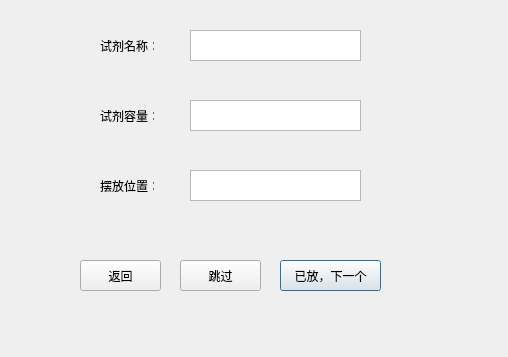
Qt form Qt_Dev/v1.1/testSQL/popuppage.ui (xuezeao/git_program) before a commit.
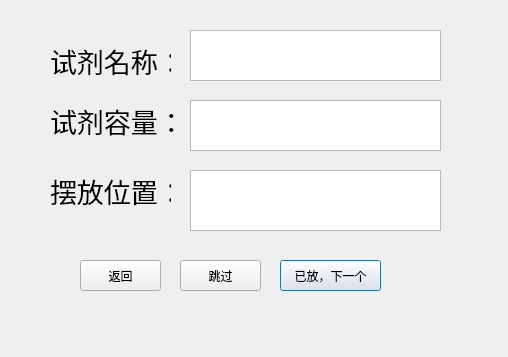
The same form after that commit.

What changed in the file:
```diff
--- a/Qt_Dev/v1.1/testSQL/popuppage.ui
+++ b/Qt_Dev/v1.1/testSQL/popuppage.ui
@@ -55,12 +55,18 @@
   <widget class="QLabel" name="label">
    <property name="geometry">
     <rect>
-     <x>100</x>
+     <x>50</x>
      <y>40</y>
-     <width>54</width>
-     <height>12</height>
+     <width>121</width>
+     <height>41</height>
     </rect>
    </property>
+   <property name="font">
+    <font>
+     <family>Agency FB</family>
+     <pointsize>20</pointsize>
+    </font>
+   </property>
    <property name="text">
     <string>试剂名称：</string>
    </property>
@@ -68,12 +74,18 @@
   <widget class="QLabel" name="label_2">
    <property name="geometry">
     <rect>
-     <x>100</x>
-     <y>110</y>
-     <width>54</width>
-     <height>12</height>
+     <x>50</x>
+     <y>100</y>
+     <width>131</width>
+     <height>41</height>
     </rect>
    </property>
+   <property name="font">
+    <font>
+     <family>Agency FB</family>
+     <pointsize>20</pointsize>
+    </font>
+   </property>
    <property name="text">
     <string>试剂容量：</string>
    </property>
@@ -81,12 +93,18 @@
   <widget class="QLabel" name="label_3">
    <property name="geometry">
     <rect>
-     <x>100</x>
-     <y>180</y>
-     <width>54</width>
-     <height>12</height>
+     <x>50</x>
+     <y>170</y>
+     <width>121</width>
+     <height>41</height>
     </rect>
    </property>
+   <property name="font">
+    <font>
+     <family>Agency FB</family>
+     <pointsize>20</pointsize>
+    </font>
+   </property>
    <property name="text">
     <string>摆放位置：</string>
    </property>
@@ -96,8 +114,8 @@
     <rect>
      <x>190</x>
      <y>30</y>
-     <width>171</width>
-     <height>31</height>
+     <width>251</width>
+     <height>51</height>
     </rect>
    </property>
   </widget>
@@ -106,8 +124,8 @@
     <rect>
      <x>190</x>
      <y>100</y>
-     <width>171</width>
-     <height>31</height>
+     <width>251</width>
+     <height>51</height>
     </rect>
    </property>
   </widget>
@@ -116,8 +134,8 @@
     <rect>
      <x>190</x>
      <y>170</y>
-     <width>171</width>
-     <height>31</height>
+     <width>251</width>
+     <height>61</height>
     </rect>
    </property>
   </widget>
```
